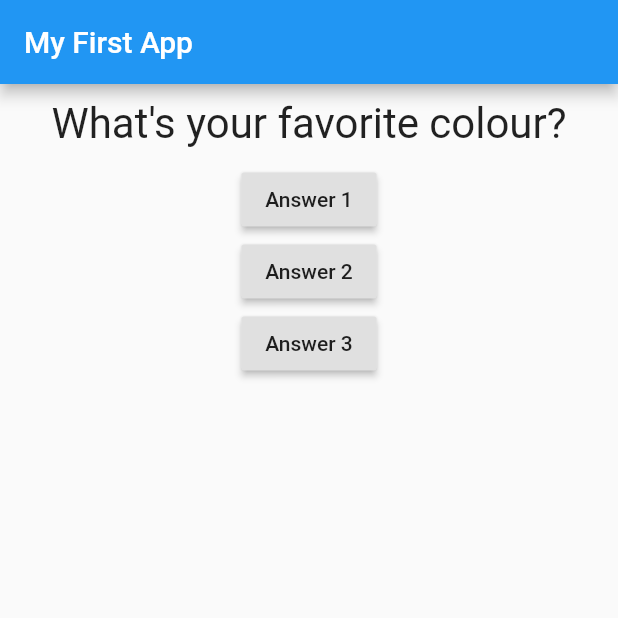
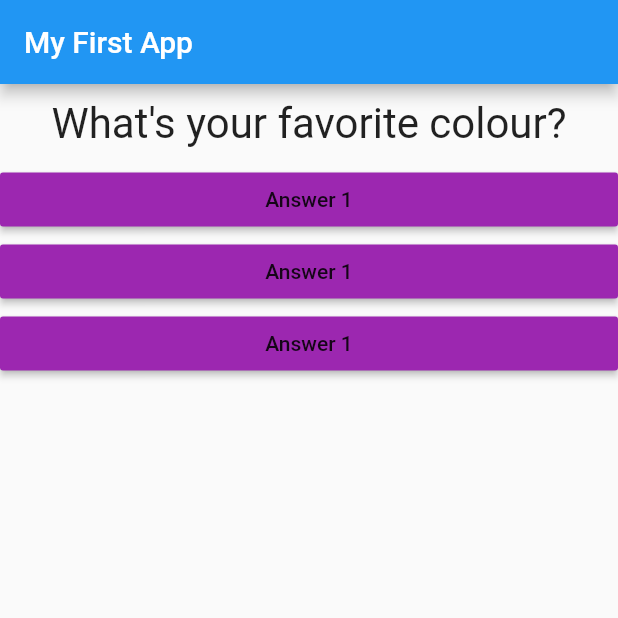
Before and after one commit to fredrondina/flutter_course_project_1, a Flutter app: the screen it shows after launch, on a phone screen of 412 x 824 dp, the top half of it. Run offline on Flutter 3.47's test engine with Material 2 defaults, Android fonts, the phone set to English and light mode, and no system bars.

Commit message:
Abstraced question widget into its own dart file

```diff
--- /dev/null
+++ b/lib/answer.dart
@@ -0,0 +1,19 @@
+import 'package:flutter/material.dart';
+
+class Answer extends StatelessWidget {
+  final Function selectHandler;
+
+  Answer(this.selectHandler);
+
+  @override
+  Widget build(BuildContext context) {
+    return Container(
+      width: double.infinity,
+      child:  RaisedButton(
+              color: Colors.purple,
+              child: Text("Answer 1"),
+              onPressed: selectHandler,
+            ),
+    );
+  }
+}
--- a/lib/main.dart
+++ b/lib/main.dart
@@ -1,6 +1,7 @@
 import 'package:flutter/material.dart';
 
 import './question.dart';
+import './answer.dart';
 // void main() {
 //   runApp(MyApp());
 // }
@@ -38,18 +39,9 @@ class MyAppState extends State<MyApp> {
             Question(
               questions[questionIndex],
             ),
-            RaisedButton(
-              child: Text("Answer 1"),
-              onPressed: answerQuestion,
-            ),
-            RaisedButton(
-              child: Text("Answer 2"),
-              onPressed: () => print('Answer 2 Chosen'),
-            ),
-            RaisedButton(
-              child: Text("Answer 3"),
-              onPressed: answerQuestion,
-            ),
+            Answer(answerQuestion),
+            Answer(answerQuestion),
+            Answer(answerQuestion),
           ],
         ),
       ),
```
